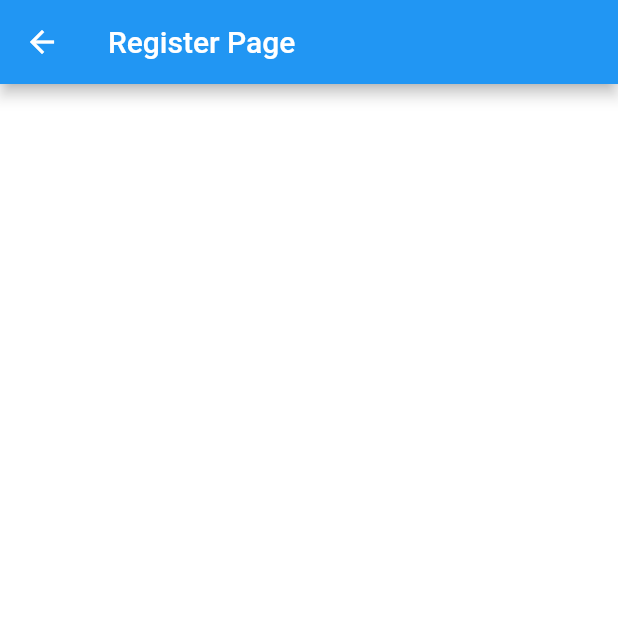
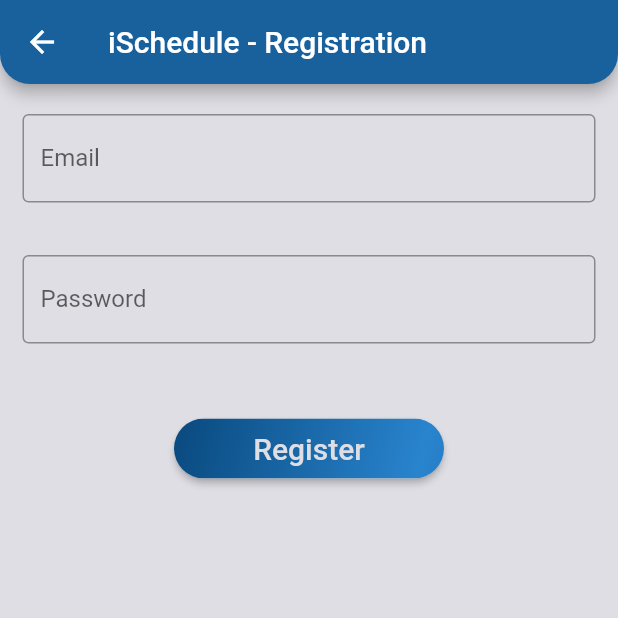
Before and after one commit to CSC4350-MW1/i-Schedule, a Flutter app: the RegisterPage screen opened directly, on a phone screen of 412 x 824 dp, the top half of it. Run offline on Flutter 3.47's test engine with Material 2 defaults, Android fonts, the phone set to English and light mode, and no system bars.

Commit message:
Registration Page Prototype
Text fields to input email/password, no functionality just placeholder.

```diff
--- a/i-Schedule-app/i_schedule/lib/screens/RegisterPage.dart
+++ b/i-Schedule-app/i_schedule/lib/screens/RegisterPage.dart
@@ -1,4 +1,6 @@
 import 'package:flutter/material.dart';
+
+import 'HomePage.dart';
 
 class RegisterPage extends StatefulWidget {
   @override
@@ -9,9 +11,84 @@
   @override
   Widget build(BuildContext context) {
     return Scaffold(
-        backgroundColor: Colors.white,
-        appBar: AppBar(
-          title: const Text("Register Page"),
-        ));
+      backgroundColor: const Color.fromARGB(255, 222, 222, 228),
+      appBar: AppBar(
+        title: const Text("iSchedule - Registration"),
+        backgroundColor: const Color.fromARGB(255, 25, 97, 156),
+        shape: const RoundedRectangleBorder(
+          borderRadius: BorderRadius.vertical(
+            bottom: Radius.circular(20),
+          ),
+        ),
+      ),
+      body: SingleChildScrollView(
+        child: Column(
+          children: <Widget>[
+            const Padding(
+              //padding: const EdgeInsets.only(left:15.0,right: 15.0,top:0,bottom: 0),
+              padding: EdgeInsets.symmetric(horizontal: 15, vertical: 20),
+              child: TextField(
+                decoration: InputDecoration(
+                    border: OutlineInputBorder(),
+                    labelText: 'Email',
+                    hintText: 'Enter email ID'),
+              ),
+            ),
+            const Padding(
+              padding:
+                  EdgeInsets.only(left: 15.0, right: 15.0, top: 15, bottom: 0),
+              child: TextField(
+                obscureText: true,
+                decoration: InputDecoration(
+                    border: OutlineInputBorder(),
+                    labelText: 'Password',
+                    hintText: 'Enter password'),
+              ),
+            ),
+            const SizedBox(
+              height: 50,
+            ),
+            Container(
+                height: 40,
+                width: 180,
+                child: RaisedButton(
+                  onPressed: () {
+                    Navigator.push(context,
+                        MaterialPageRoute(builder: (_) => RegisterPage()));
+                  },
+                  shape: RoundedRectangleBorder(
+                      borderRadius: BorderRadius.circular(80.0)),
+                  padding: const EdgeInsets.all(0.0),
+                  child: Ink(
+                    decoration: const BoxDecoration(
+                      gradient: LinearGradient(
+                        begin: Alignment.topLeft,
+                        end: Alignment(0.8, 1),
+                        colors: <Color>[
+                          Color.fromARGB(255, 9, 73, 126),
+                          Color.fromARGB(255, 41, 132, 206)
+                        ],
+                        tileMode: TileMode.mirror,
+                      ),
+                      borderRadius: BorderRadius.all(Radius.circular(50.0)),
+                    ),
+                    child: Container(
+                      constraints:
+                          const BoxConstraints(minWidth: 90.0, minHeight: 40.0),
+                      alignment: Alignment.center,
+                      child: const Text(
+                        'Register',
+                        style: TextStyle(
+                            color: Color.fromARGB(255, 222, 222, 228),
+                            fontSize: 20),
+                        textAlign: TextAlign.center,
+                      ),
+                    ),
+                  ),
+                )),
+          ],
+        ),
+      ),
+    );
   }
 }
```
